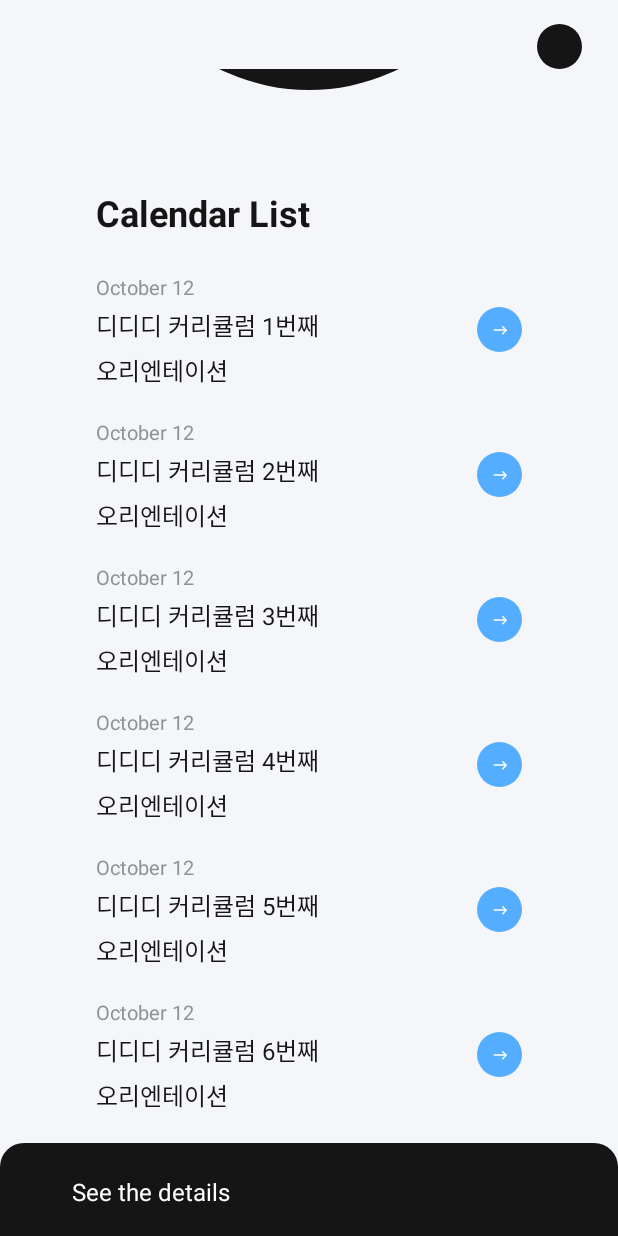
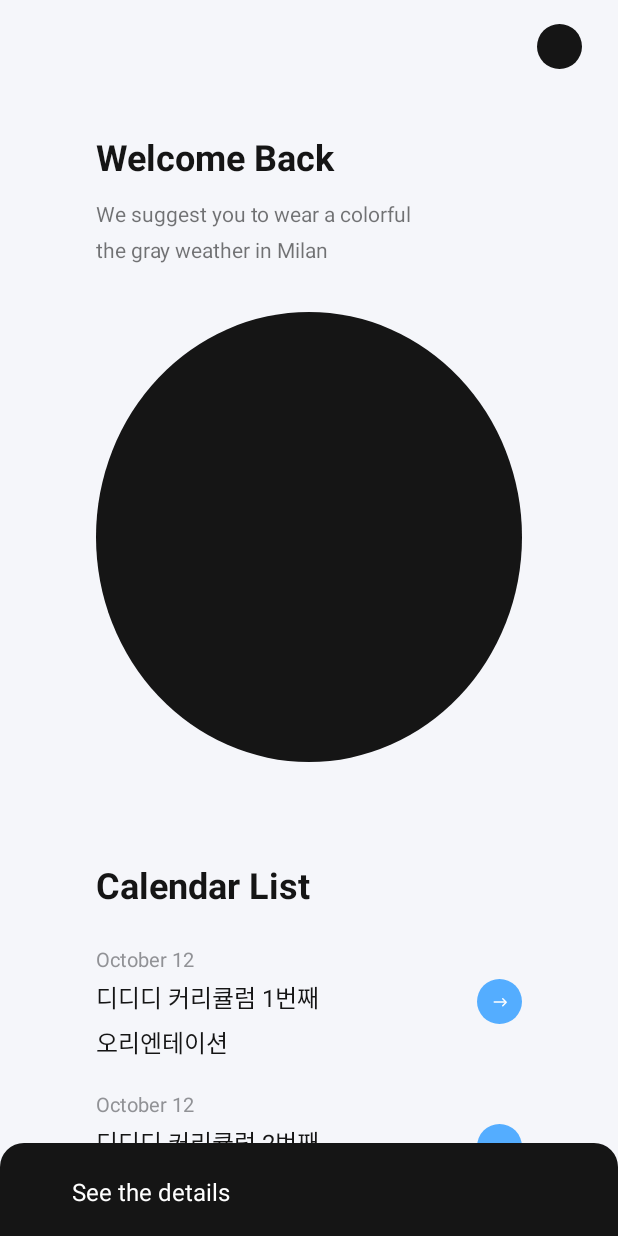
Before and after one commit to DevelopDesignDayDay/Attendance-AOS, an Android app: the screen it shows after launch once a user with an empty profile is signed in (MainActivity), on a phone screen of 412 x 824 dp. Run offline under Robolectric (Android 15) with nearby library versions, the light colour scheme and no system bars; our stand-ins replace Dagger/Hilt's generated code, Firebase (no records; nobody signed in at launch, a user with empty details on screens opened directly), data binding; libraries missing offline, so code that uses them is left out: com.journeyapps.barcodescanner; pictures from the network do not load; 1 statement that could not run was skipped.

Commit message:
fix : main Layout, CollapsingToolbarLayout

```diff
--- a/presentation/src/main/java/com/ddd/presentation/ui/main/MainActivity.kt
+++ b/presentation/src/main/java/com/ddd/presentation/ui/main/MainActivity.kt
@@ -5,7 +5,9 @@
 import android.os.Bundle
 import androidx.lifecycle.ViewModelProvider
 import androidx.lifecycle.ViewModelProviders
-import com.ddd.common.loadCircularImage
+import com.bumptech.glide.Glide
+import com.bumptech.glide.request.RequestOptions
+import com.ddd.common.view.RoundedCornersTransformation
 import com.ddd.domain.entity.DomainEntity
 import com.ddd.presentation.BaseActivity
 import com.ddd.presentation.R
@@ -44,35 +46,31 @@
         generateQRCOde("아무개")
 
 
-        val items = listOf(
+        val adapter = listOf(
             DomainEntity.Curriculum("October 12", "디디디 커리큘럼 1번째\n오리엔테이션", false),
             DomainEntity.Curriculum("October 12", "디디디 커리큘럼 2번째\n오리엔테이션", false),
             DomainEntity.Curriculum("October 12", "디디디 커리큘럼 3번째\n오리엔테이션", false),
             DomainEntity.Curriculum("October 12", "디디디 커리큘럼 4번째\n오리엔테이션", false),
             DomainEntity.Curriculum("October 12", "디디디 커리큘럼 5번째\n오리엔테이션", false),
             DomainEntity.Curriculum("October 12", "디디디 커리큘럼 6번째\n오리엔테이션", false)
-        )
-        recycler_calendar.adapter = CurriculumAdapter(items)
+        ).let(::CurriculumAdapter)
+        recycler_calendar.adapter = adapter
     }
 
     private fun generateQRCOde(contents: String) {
-//        toBitmap(BarcodeEncoder().encode(contents, BarcodeFormat.QR_CODE, 30, 30))
-//            .let(img_qr_code::setImageBitmap)
-
-//        Glide.with(this)
-//            .load(toBitmap(BarcodeEncoder().encode(contents, BarcodeFormat.QR_CODE, 30, 30)))
-//            .apply(RequestOptions.bitmapTransform(RoundedCornersTransformation(this,30,2)))
-//            .into(img_qr_code)
-//        Glide.with(this)
-//            .load(toBitmap(BarcodeEncoder().encode(contents, BarcodeFormat.QR_CODE, 30, 30)))
-//            .apply(RequestOptions.circleCropTransform())
-//            .into(img_qr_code)
-//
-        img_qr_code.loadCircularImage(
-            toBitmap(BarcodeEncoder().encode(contents, BarcodeFormat.QR_CODE, 30, 30)),
-            1f,
-            Color.WHITE
-        )
+        Glide.with(this)
+            .load(toBitmap(BarcodeEncoder().encode(contents, BarcodeFormat.QR_CODE, 30, 30)))
+            .apply(
+                RequestOptions.bitmapTransform(
+                    RoundedCornersTransformation(
+                        this,
+                        8,
+                        2,
+                        "#FFFFFF",
+                        1
+                    )
+                )
+            ).into(img_qr_code)
     }
 
     private fun toBitmap(matrix: BitMatrix): Bitmap {
--- a/presentation/src/main/res/layout/activity_main.xml
+++ b/presentation/src/main/res/layout/activity_main.xml
@@ -15,38 +15,46 @@
         android:layout_height="match_parent"
         android:background="@color/main_background_color">
 
-        <androidx.constraintlayout.widget.ConstraintLayout
+        <androidx.recyclerview.widget.RecyclerView
+            android:id="@+id/recycler_calendar"
             android:layout_width="match_parent"
-            android:layout_height="match_parent">
+            android:layout_height="match_parent"
+            android:layout_marginStart="64dp"
+            android:layout_marginTop="24dp"
+            android:layout_marginEnd="64dp"
+            android:layout_marginBottom="62dp"
+            app:layoutManager="androidx.recyclerview.widget.LinearLayoutManager"
+            app:layout_behavior="@string/appbar_scrolling_view_behavior" />
 
-            <ImageButton
-                android:id="@+id/img_temp"
-                android:layout_width="30dp"
-                android:layout_height="30dp"
-                android:layout_marginTop="16dp"
-                android:layout_marginEnd="24dp"
-                android:background="@drawable/circle"
-                app:layout_constraintEnd_toEndOf="parent"
-                app:layout_constraintTop_toTopOf="parent" />
+        <com.google.android.material.appbar.AppBarLayout
+            android:layout_width="match_parent"
+            android:layout_height="wrap_content"
+            android:background="@color/main_background_color"
+            android:theme="@style/AppTheme.AppBarOverlay"
+            app:layout_constraintTop_toTopOf="parent">
 
-            <androidx.core.widget.NestedScrollView
+            <com.google.android.material.appbar.CollapsingToolbarLayout
                 android:layout_width="match_parent"
-                android:layout_height="0dp"
-                android:layout_marginBottom="62dp"
-                app:layout_constraintBottom_toBottomOf="parent"
-                app:layout_constraintStart_toStartOf="parent"
-                app:layout_constraintTop_toBottomOf="@+id/img_temp">
+                android:layout_height="match_parent"
+                android:background="@color/main_background_color"
+                android:fitsSystemWindows="true"
+                app:contentScrim="?attr/colorPrimary"
+                app:layout_collapseMode="none"
+                app:layout_scrollFlags="scroll|exitUntilCollapsed"
+                app:statusBarScrim="@android:color/black">
 
                 <androidx.constraintlayout.widget.ConstraintLayout
                     android:layout_width="match_parent"
-                    android:layout_height="wrap_content">
+                    android:layout_height="wrap_content"
+                    android:background="@color/main_background_color"
+                    android:paddingTop="?attr/actionBarSize">
 
                     <TextView
                         android:id="@+id/tv_title"
                         android:layout_width="wrap_content"
                         android:layout_height="wrap_content"
                         android:layout_marginStart="64dp"
-                        android:layout_marginTop="35dp"
+                        android:layout_marginTop="32dp"
                         android:text="Welcome Back"
                         android:textColor="@color/sign_up_selected_color"
                         android:textSize="24dp"
@@ -89,20 +97,32 @@
                         app:layout_constraintTop_toBottomOf="@+id/img_card"
                         tools:ignore="SpUsage"
                         tools:text="Calendar List" />
+                </androidx.constraintlayout.widget.ConstraintLayout>
 
-                    <androidx.recyclerview.widget.RecyclerView
-                        android:id="@+id/recycler_calendar"
-                        android:layout_width="0dp"
-                        android:layout_height="wrap_content"
-                        android:layout_marginTop="24dp"
-                        app:layoutManager="androidx.recyclerview.widget.LinearLayoutManager"
-                        app:layout_constraintEnd_toEndOf="@+id/img_card"
-                        app:layout_constraintStart_toStartOf="@+id/tv_title"
-                        app:layout_constraintTop_toBottomOf="@+id/tv_calendar" />
-                </androidx.constraintlayout.widget.ConstraintLayout>
-            </androidx.core.widget.NestedScrollView>
+                <androidx.appcompat.widget.Toolbar
+                    android:id="@+id/toolbar"
+                    android:layout_width="match_parent"
+                    android:layout_height="?attr/actionBarSize"
+                    android:background="@color/main_background_color"
+                    android:elevation="0dp"
+                    app:elevation="0dp"
+                    app:layout_collapseMode="pin"
+                    app:layout_scrollFlags="scroll|enterAlways">
 
-        </androidx.constraintlayout.widget.ConstraintLayout>
+                    <ImageButton
+                        android:id="@+id/img_temp"
+                        android:layout_width="30dp"
+                        android:layout_height="30dp"
+                        android:layout_gravity="end"
+                        android:layout_marginTop="16dp"
+                        android:layout_marginEnd="24dp"
+                        android:background="@drawable/circle"
+                        app:layout_constraintEnd_toEndOf="parent"
+                        app:layout_constraintTop_toTopOf="parent" />
+                </androidx.appcompat.widget.Toolbar>
+            </com.google.android.material.appbar.CollapsingToolbarLayout>
+        </com.google.android.material.appbar.AppBarLayout>
+
         <include layout="@layout/main_bottom_sheet" />
     </androidx.coordinatorlayout.widget.CoordinatorLayout>
 </layout>
--- a/presentation/src/main/res/layout/main_bottom_sheet.xml
+++ b/presentation/src/main/res/layout/main_bottom_sheet.xml
@@ -31,12 +31,12 @@
             tools:ignore="SpUsage" />
 
         <com.ddd.common.view.SmallQRImage
+            android:layout_width="wrap_content"
             android:id="@+id/img_qr_code"
-            android:layout_width="30dp"
-            android:layout_height="30dp"
+            android:layout_height="wrap_content"
+            android:adjustViewBounds="true"
             android:layout_marginTop="16dp"
             android:layout_marginEnd="48dp"
-            android:scaleType="fitXY"
             app:layout_constraintEnd_toEndOf="parent"
             app:layout_constraintTop_toTopOf="parent" />
     </androidx.constraintlayout.widget.ConstraintLayout>
--- a/presentation/src/main/res/values/styles.xml
+++ b/presentation/src/main/res/values/styles.xml
@@ -15,4 +15,11 @@
     <style name="AppModalStyle" parent="Widget.Design.BottomSheet.Modal">
         <item name="android:background">@drawable/rounded_bottom_sheet</item>
     </style>
+
+    <style name="AppTheme.AppBarOverlay" parent="ThemeOverlay.AppCompat.ActionBar">
+        <item name="colorPrimary">@android:color/white</item>
+        <item name="colorPrimaryDark">@android:color/white</item>
+        <item name="android:actionBarSize">56dp</item>
+        <item name="actionBarSize">56dp</item>
+    </style>
 </resources>
```
